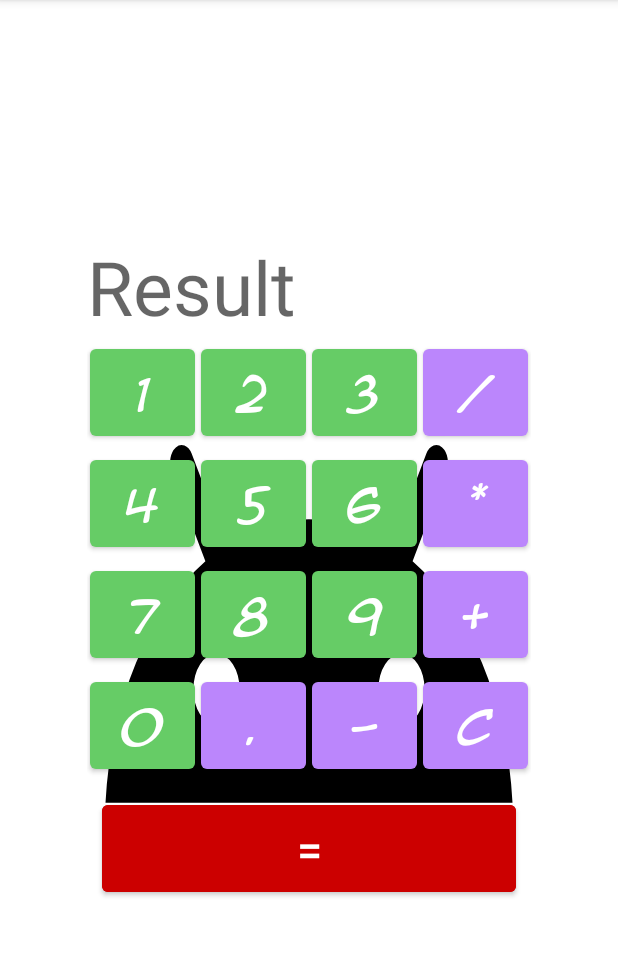
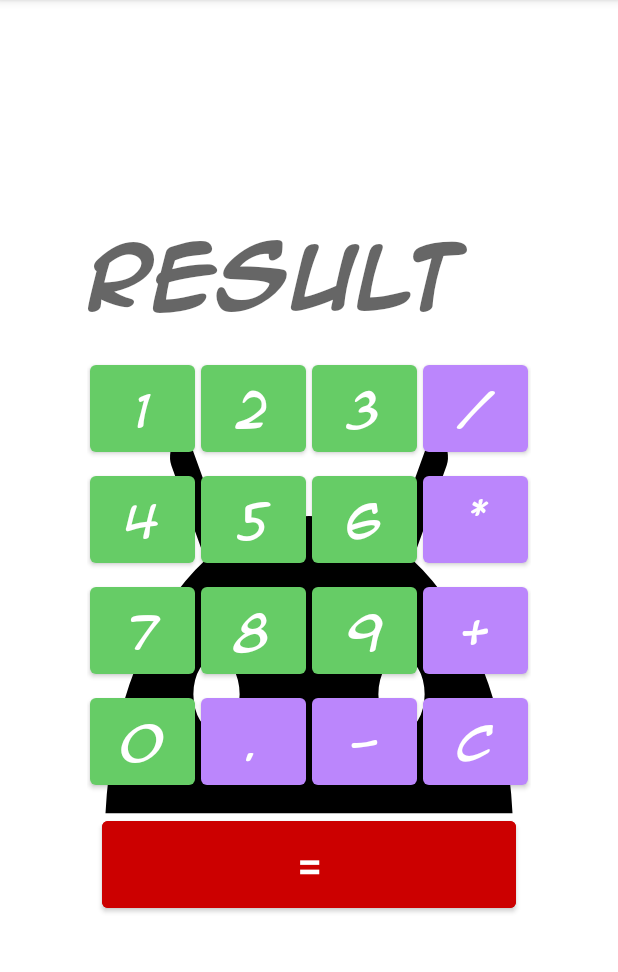
Before and after one commit to AlekseyUsk/calculat, an Android app: the screen it shows after launch (MainActivity), on a phone screen of 412 x 824 dp, the part 84-1056 px from its top. Run offline under Robolectric (Android 15) with nearby library versions, the phone set to English and light mode, and no system bars.

Commit message:
calculator_stylev2

```diff
--- a/MyApplication/app/src/main/res/layout-land/activity_main.xml
+++ b/MyApplication/app/src/main/res/layout-land/activity_main.xml
@@ -13,6 +13,7 @@
     tools:context=".MainActivity">
 
     <TextView
+        android:fontFamily="@font/animeace2_reg"
         android:id="@+id/text"
         android:layout_width="wrap_content"
         android:layout_height="wrap_content"
@@ -110,15 +111,9 @@
 
 
     <Button
-        android:paddingTop="0dp"
         android:id="@+id/result"
-        android:layout_width="@dimen/defaultButton"
-        android:layout_height="50dp"
         android:layout_columnSpan="8"
-        android:layout_gravity="fill_horizontal"
-        android:layout_margin="2dp"
-        android:backgroundTint="#cc0000"
-        android:text="@string/key_res"
+        style="@style/ButtonResultLand"
         android:textSize="@dimen/buttonSize" />
 
 
--- a/MyApplication/app/src/main/res/layout/activity_main.xml
+++ b/MyApplication/app/src/main/res/layout/activity_main.xml
@@ -12,6 +12,8 @@
     tools:context=".MainActivity">
 
     <TextView
+        android:fontFamily="@font/animeace2_bld"
+        android:layout_marginBottom="20dp"
         android:id="@+id/text"
         android:layout_width="wrap_content"
         android:layout_height="wrap_content"
@@ -104,12 +106,8 @@
 
     <Button
         android:id="@+id/result"
-        android:layout_width="80dp"
-        android:layout_height="@dimen/defaultButton"
+        style="@style/ButtonResult"
         android:layout_columnSpan="4"
-        android:layout_gravity="fill_horizontal"
-        android:layout_margin="10dp"
-        android:backgroundTint="#cc0000"
         android:text="@string/key_res"
         android:textSize="@dimen/buttonSize" />
 
--- a/MyApplication/app/src/main/res/values/dimens.xml
+++ b/MyApplication/app/src/main/res/values/dimens.xml
@@ -8,4 +8,9 @@
     <dimen name="imgDimensio">75dp</dimen>
     <dimen name="cardRadius">50dp</dimen>
     <dimen name="textSize">50sp</dimen>
+    <dimen name="MarginResultLandButton">2dp</dimen>
+    <dimen name="MarginResultButton">10dp</dimen>
+    <dimen name="widthButtonResult">80dp</dimen>
+    <dimen name="heightResultButtonLand">50dp</dimen>
+    <dimen name="paddingButtonResultLand">0dp</dimen>
 </resources>
--- a/MyApplication/app/src/main/res/values/styles.xml
+++ b/MyApplication/app/src/main/res/values/styles.xml
@@ -14,4 +14,23 @@
         <item name="backgroundTint">@color/purple_200</item>
     </style>
 
+    <style name="ButtonResult">
+        <item name="android:layout_width">@dimen/widthButtonResult</item>
+        <item name="android:layout_height">@dimen/defaultButton</item>
+        <item name="android:layout_gravity">fill_horizontal</item>
+        <item name="android:layout_margin">@dimen/MarginResultButton</item>
+        <item name="android:backgroundTint">#cc0000</item>
+    </style>
+
+    <style name="ButtonResultLand">
+        <item name="android:text">@string/key_res</item>
+        <item name="android:paddingTop">@dimen/paddingButtonResultLand</item>
+        <item name="android:layout_width">@dimen/defaultButton</item>
+        <item name="android:layout_height">@dimen/heightResultButtonLand</item>
+        <item name="android:layout_gravity">fill_horizontal</item>
+        <item name="android:layout_margin">@dimen/MarginResultLandButton</item>
+        <item name="android:backgroundTint">#FF0000</item>
+        <item name="android:textSize">@dimen/buttonSize</item>
+    </style>
+
 </resources>
```
Also changed, not shown: MyApplication/app/src/main/res/layout/card_view.xml (deleted, +0 -48 lines).
